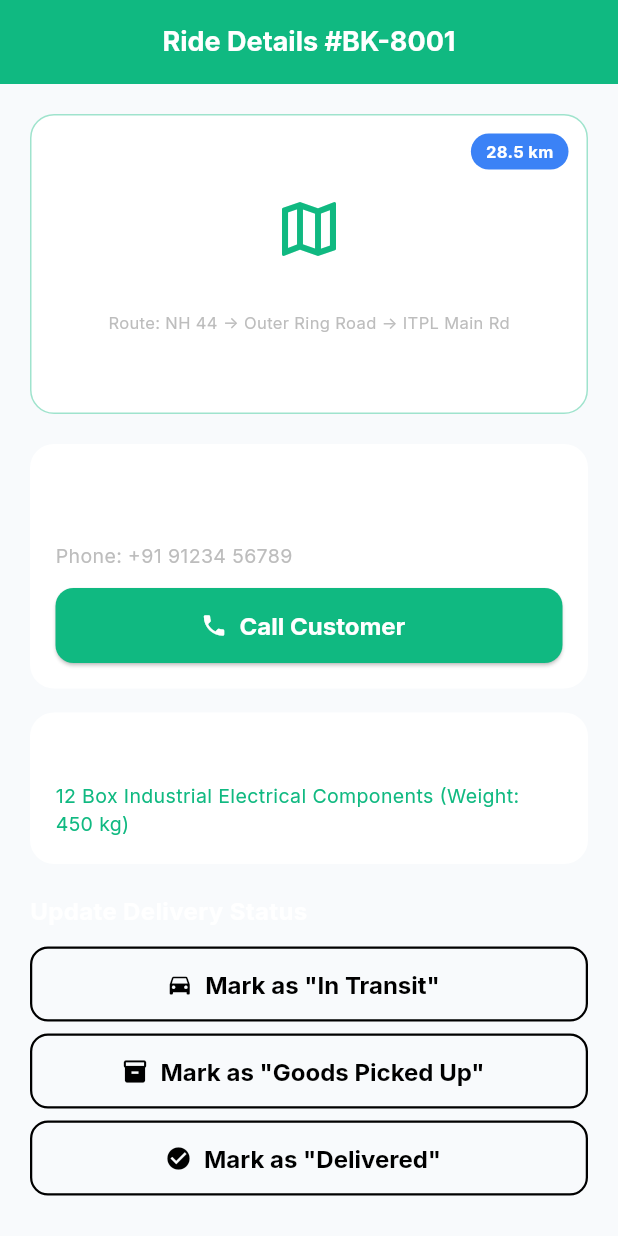
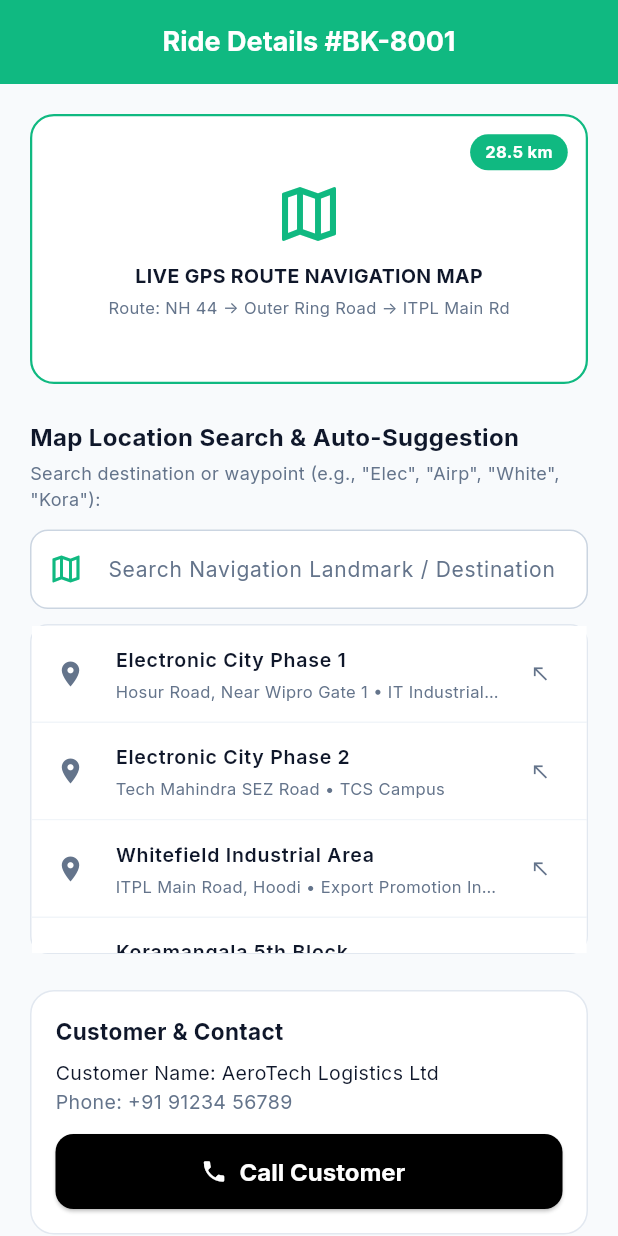
Before and after one commit to Infurnus1234/Infurnus-driver, a Flutter app: the RideDetailsScreen screen opened by its route, on a phone screen of 412 x 824 dp. Run offline on Flutter 3.47's test engine with Material 3 defaults, Android fonts, the phone set to English and light mode, and no system bars; our stand-ins replace go_router, google_fonts; accounts and stored records are empty.

Commit message:
Add Map Location Auto-Suggestion Component and Repository with Unit & Widget tests

```diff
--- /dev/null
+++ b/lib/models/location_model.dart
@@ -0,0 +1,21 @@
+class LocationItem {
+  final String id;
+  final String name;
+  final String address;
+  final String city;
+  final String landmark;
+  final double latitude;
+  final double longitude;
+
+  const LocationItem({
+    required this.id,
+    required this.name,
+    required this.address,
+    required this.city,
+    required this.landmark,
+    required this.latitude,
+    required this.longitude,
+  });
+
+  String get fullAddress => '$name, $address, $city';
+}
--- /dev/null
+++ b/lib/repositories/location_catalog_repository.dart
@@ -0,0 +1,137 @@
+import 'dart:async';
+import '../models/location_model.dart';
+
+class LocationCatalogRepository {
+  static const List<LocationItem> _locations = [
+    LocationItem(
+      id: 'LOC-1',
+      name: 'Electronic City Phase 1',
+      address: 'Hosur Road, Near Wipro Gate 1',
+      city: 'Bangalore',
+      landmark: 'IT Industrial Park',
+      latitude: 12.8452,
+      longitude: 77.6602,
+    ),
+    LocationItem(
+      id: 'LOC-2',
+      name: 'Electronic City Phase 2',
+      address: 'Tech Mahindra SEZ Road',
+      city: 'Bangalore',
+      landmark: 'TCS Campus',
+      latitude: 12.8398,
+      longitude: 77.6782,
+    ),
+    LocationItem(
+      id: 'LOC-3',
+      name: 'Whitefield Industrial Area',
+      address: 'ITPL Main Road, Hoodi',
+      city: 'Bangalore',
+      landmark: 'Export Promotion Industrial Park',
+      latitude: 12.9854,
+      longitude: 77.7289,
+    ),
+    LocationItem(
+      id: 'LOC-4',
+      name: 'Koramangala 5th Block',
+      address: '100ft Intermediate Ring Road',
+      city: 'Bangalore',
+      landmark: 'Jyoti Nivas College Circle',
+      latitude: 12.9348,
+      longitude: 77.6200,
+    ),
+    LocationItem(
+      id: 'LOC-5',
+      name: 'Kempegowda International Airport (BLR)',
+      address: 'KIAL Road, Devanahalli',
+      city: 'Bangalore',
+      landmark: 'Terminal 1 & 2 Cargo Gate',
+      latitude: 13.1986,
+      longitude: 77.7066,
+    ),
+    LocationItem(
+      id: 'LOC-6',
+      name: 'Indiranagar 100ft Road',
+      address: '12th Main Junction, Near Metro',
+      city: 'Bangalore',
+      landmark: 'Indiranagar Metro Station',
+      latitude: 12.9784,
+      longitude: 77.6408,
+    ),
+    LocationItem(
+      id: 'LOC-7',
+      name: 'M.G. Road Metro Station',
+      address: 'Brigade Road Junction',
+      city: 'Bangalore',
+      landmark: 'Utility Building Circle',
+      latitude: 12.9756,
+      longitude: 77.6066,
+    ),
+    LocationItem(
+      id: 'LOC-8',
+      name: 'Peenya Industrial Estate',
+      address: '1st Stage, Tumkur Road',
+      city: 'Bangalore',
+      landmark: 'Peenya Metro Station Hub',
+      latitude: 13.0285,
+      longitude: 77.5197,
+    ),
+    LocationItem(
+      id: 'LOC-9',
+      name: 'Hebbal Flyover Junction',
+      address: 'Bellary Road, Outer Ring Road',
+      city: 'Bangalore',
+      landmark: 'Manyata Tech Park Gate',
+      latitude: 13.0359,
+      longitude: 77.5970,
+    ),
+    LocationItem(
+      id: 'LOC-10',
+      name: 'Silk Board Junction',
+      address: 'Hosur Road & BTM Layout Border',
+      city: 'Bangalore',
+      landmark: 'Central Silk Board Flyover',
+      latitude: 12.9172,
+      longitude: 77.6228,
+    ),
+    LocationItem(
+      id: 'LOC-11',
+      name: 'Yeshwanthpur Railway Station',
+      address: 'Market Road, Yeshwanthpur',
+      city: 'Bangalore',
+      landmark: 'Platform 1 Cargo Gate',
+      latitude: 13.0238,
+      longitude: 77.5510,
+    ),
+    LocationItem(
+      id: 'LOC-12',
+      name: 'Majestic KSR Bengaluru City Station',
+      address: 'Gubbi Thotadappa Road',
+      city: 'Bangalore',
+      landmark: 'KSRTC Bus Stand',
+      latitude: 12.9781,
+      longitude: 77.5697,
+    ),
+  ];
+
+  static List<LocationItem> get allLocations => List.unmodifiable(_locations);
+
+  /// Asynchronous map location search with partial matching & debouncing.
+  Future<List<LocationItem>> searchLocations(String query) async {
+    final cleanQuery = query.trim().toLowerCase();
+
+    // Simulate async map network API query
+    await Future.delayed(const Duration(milliseconds: 150));
+
+    if (cleanQuery.isEmpty) {
+      return _locations;
+    }
+
+    return _locations.where((loc) {
+      final nameMatch = loc.name.toLowerCase().contains(cleanQuery);
+      final addrMatch = loc.address.toLowerCase().contains(cleanQuery);
+      final landmarkMatch = loc.landmark.toLowerCase().contains(cleanQuery);
+      final cityMatch = loc.city.toLowerCase().contains(cleanQuery);
+      return nameMatch || addrMatch || landmarkMatch || cityMatch;
+    }).toList();
+  }
+}
--- a/lib/screens/driver/ride_details_screen.dart
+++ b/lib/screens/driver/ride_details_screen.dart
@@ -1,6 +1,7 @@
 import 'package:flutter/material.dart';
 import 'package:provider/provider.dart';
 import '../../providers/app_state.dart';
+import '../../widgets/location_search_widget.dart';
 import '../../core/theme.dart';
 
 class RideDetailsScreen extends StatelessWidget {
@@ -12,6 +13,7 @@ class RideDetailsScreen extends StatelessWidget {
     final booking = appState.bookings.first;
 
     return Scaffold(
+      backgroundColor: InfurnusTheme.bgWhite,
       appBar: AppBar(title: Text('Ride Details #${booking.id}')),
       body: SafeArea(
         child: SingleChildScrollView(
@@ -21,12 +23,12 @@ class RideDetailsScreen extends StatelessWidget {
             children: [
               // Map View Simulation Container
               Container(
-                height: 200,
+                height: 180,
                 width: double.infinity,
                 decoration: BoxDecoration(
-                  color: InfurnusTheme.primaryDark,
+                  color: Colors.white,
                   borderRadius: BorderRadius.circular(16),
-                  border: Border.all(color: InfurnusTheme.accentOrange.withOpacity(0.4)),
+                  border: Border.all(color: InfurnusTheme.primaryGreen, width: 1.5),
                 ),
                 child: Stack(
                   children: [
@@ -34,16 +36,16 @@ class RideDetailsScreen extends StatelessWidget {
                       child: Column(
                         mainAxisAlignment: MainAxisAlignment.center,
                         children: [
-                          const Icon(Icons.map_outlined, size: 48, color: InfurnusTheme.accentOrange),
+                          const Icon(Icons.map_outlined, size: 48, color: InfurnusTheme.primaryGreen),
                           const SizedBox(height: 8),
                           const Text(
                             'LIVE GPS ROUTE NAVIGATION MAP',
-                            style: TextStyle(color: Colors.white, fontWeight: FontWeight.bold, fontSize: 13),
+                            style: TextStyle(color: InfurnusTheme.textDark, fontWeight: FontWeight.bold, fontSize: 13),
                           ),
                           const SizedBox(height: 4),
                           Text(
                             'Route: ${booking.routeDetails ?? "NH 44 -> Outer Ring Road"}',
-                            style: TextStyle(color: Colors.grey.shade400, fontSize: 11),
+                            style: const TextStyle(color: InfurnusTheme.textMuted, fontSize: 11),
                           ),
                         ],
                       ),
@@ -54,7 +56,7 @@ class RideDetailsScreen extends StatelessWidget {
                       child: Container(
                         padding: const EdgeInsets.symmetric(horizontal: 10, vertical: 4),
                         decoration: BoxDecoration(
-                          color: InfurnusTheme.infoBlue,
+                          color: InfurnusTheme.primaryGreen,
                           borderRadius: BorderRadius.circular(12),
                         ),
                         child: Text(
@@ -66,29 +68,54 @@ class RideDetailsScreen extends StatelessWidget {
                   ],
                 ),
               ),
-              const SizedBox(height: 20),
+              const SizedBox(height: 24),
 
-              // Customer & Pickup Details
+              // Map Location Auto-Suggestion Component
+              const Text(
+                'Map Location Search & Auto-Suggestion',
+                style: TextStyle(color: InfurnusTheme.textDark, fontSize: 16, fontWeight: FontWeight.bold),
+              ),
+              const SizedBox(height: 4),
+              const Text(
+                'Search destination or waypoint (e.g., "Elec", "Airp", "White", "Kora"):',
+                style: TextStyle(color: InfurnusTheme.textMuted, fontSize: 12),
+              ),
+              const SizedBox(height: 12),
+
+              LocationSearchWidget(
+                label: 'Search Navigation Landmark / Destination',
+                onLocationSelected: (location) {
+                  ScaffoldMessenger.of(context).showSnackBar(
+                    SnackBar(content: Text('Selected route destination: ${location.name}')),
+                  );
+                },
+              ),
+              const SizedBox(height: 24),
+
+              // Customer & Contact Details
               Container(
                 padding: const EdgeInsets.all(16),
                 decoration: BoxDecoration(
-                  color: InfurnusTheme.primaryDark,
+                  color: Colors.white,
                   borderRadius: BorderRadius.circular(16),
-                  border: Border.all(color: Colors.white12),
+                  border: Border.all(color: const Color(0xFFE2E8F0)),
                 ),
                 child: Column(
                   crossAxisAlignment: CrossAxisAlignment.start,
                   children: [
                     const Text(
                       'Customer & Contact',
-                      style: TextStyle(color: Colors.white, fontWeight: FontWeight.bold, fontSize: 15),
+                      style: TextStyle(color: InfurnusTheme.textDark, fontWeight: FontWeight.bold, fontSize: 15),
                     ),
                     const SizedBox(height: 8),
-                    Text('Customer Name: ${booking.customerName}', style: const TextStyle(color: Colors.white, fontSize: 13)),
-                    Text('Phone: ${booking.customerPhone}', style: TextStyle(color: Colors.grey.shade400, fontSize: 13)),
+                    Text('Customer Name: ${booking.customerName}', style: const TextStyle(color: InfurnusTheme.textDark, fontSize: 13)),
+                    Text('Phone: ${booking.customerPhone}', style: const TextStyle(color: InfurnusTheme.textMuted, fontSize: 13)),
                     const SizedBox(height: 12),
                     ElevatedButton.icon(
-                      style: ElevatedButton.styleFrom(backgroundColor: InfurnusTheme.successGreen),
+                      style: ElevatedButton.styleFrom(
+                        backgroundColor: InfurnusTheme.buttonBlack, // BLACK BUTTON
+                        foregroundColor: Colors.white,
+                      ),
                       onPressed: () {
                         ScaffoldMessenger.of(context).showSnackBar(
                           SnackBar(content: Text('Calling customer ${booking.customerPhone}')),
@@ -102,24 +129,24 @@ class RideDetailsScreen extends StatelessWidget {
               ),
               const SizedBox(height: 16),
 
-              // Goods & Cargo Details (Requirement Section 8)
+              // Goods & Cargo Details
               if (booking.goodsDescription != null) ...[
                 Container(
                   padding: const EdgeInsets.all(16),
                   decoration: BoxDecoration(
-                    color: InfurnusTheme.primaryDark,
+                    color: Colors.white,
                     borderRadius: BorderRadius.circular(16),
-                    border: Border.all(color: Colors.white12),
+                    border: Border.all(color: const Color(0xFFE2E8F0)),
                   ),
                   child: Column(
                     crossAxisAlignment: CrossAxisAlignment.start,
                     children: [
                       const Text(
                         'Goods & Cargo Information',
-                        style: TextStyle(color: Colors.white, fontWeight: FontWeight.bold, fontSize: 15),
+                        style: TextStyle(color: InfurnusTheme.textDark, fontWeight: FontWeight.bold, fontSize: 15),
                       ),
                       const SizedBox(height: 8),
-                      Text(booking.goodsDescription!, style: const TextStyle(color: InfurnusTheme.accentOrange, fontSize: 13)),
+                      Text(booking.goodsDescription!, style: const TextStyle(color: InfurnusTheme.primaryGreen, fontWeight: FontWeight.bold, fontSize: 13)),
                     ],
                   ),
                 ),
@@ -129,7 +156,7 @@ class RideDetailsScreen extends StatelessWidget {
               // Logistics Delivery Status Controller
               const Text(
                 'Update Delivery Status',
-                style: TextStyle(color: Colors.white, fontWeight: FontWeight.bold, fontSize: 16),
+                style: TextStyle(color: InfurnusTheme.textDark, fontWeight: FontWeight.bold, fontSize: 16),
               ),
               const SizedBox(height: 12),
 
@@ -153,6 +180,10 @@ class RideDetailsScreen extends StatelessWidget {
     return SizedBox(
       width: double.infinity,
       child: OutlinedButton.icon(
+        style: OutlinedButton.styleFrom(
+          foregroundColor: InfurnusTheme.buttonBlack,
+          side: const BorderSide(color: InfurnusTheme.buttonBlack),
+        ),
         onPressed: () {
           appState.updateBookingStatus(id, statusLabel);
           ScaffoldMessenger.of(context).showSnackBar(
--- /dev/null
+++ b/lib/widgets/location_search_widget.dart
@@ -0,0 +1,223 @@
+import 'dart:async';
+import 'package:flutter/material.dart';
+import '../models/location_model.dart';
+import '../repositories/location_catalog_repository.dart';
+import '../core/theme.dart';
+
+class LocationSearchWidget extends StatefulWidget {
+  final String label;
+  final String hint;
+  final LocationItem? initialLocation;
+  final ValueChanged<LocationItem> onLocationSelected;
+
+  const LocationSearchWidget({
+    super.key,
+    this.label = 'Search Map Location / Address',
+    this.hint = 'Type place name, area, or landmark...',
+    this.initialLocation,
+    required this.onLocationSelected,
+  });
+
+  @override
+  State<LocationSearchWidget> createState() => _LocationSearchWidgetState();
+}
+
+class _LocationSearchWidgetState extends State<LocationSearchWidget> {
+  final _searchController = TextEditingController();
+  final _repository = LocationCatalogRepository();
+  Timer? _debounceTimer;
+
+  List<LocationItem> _suggestions = [];
+  bool _isLoading = false;
+  LocationItem? _selectedLocation;
+
+  @override
+  void initState() {
+    super.initState();
+    _selectedLocation = widget.initialLocation;
+    _performSearch('');
+  }
+
+  @override
+  void dispose() {
+    _searchController.dispose();
+    _debounceTimer?.cancel();
+    super.dispose();
+  }
+
+  void _onSearchChanged(String query) {
+    if (_debounceTimer?.isActive ?? false) _debounceTimer!.cancel();
+
+    setState(() => _isLoading = true);
+
+    _debounceTimer = Timer(const Duration(milliseconds: 250), () {
+      _performSearch(query);
+    });
+  }
+
+  Future<void> _performSearch(String query) async {
+    final results = await _repository.searchLocations(query);
+    if (mounted) {
+      setState(() {
+        _suggestions = results;
+        _isLoading = false;
+      });
+    }
+  }
+
+  @override
+  Widget build(BuildContext context) {
+    return Column(
+      crossAxisAlignment: CrossAxisAlignment.start,
+      children: [
+        // Selected Location Card
+        if (_selectedLocation != null) ...[
+          Container(
+            padding: const EdgeInsets.all(14),
+            decoration: BoxDecoration(
+              color: InfurnusTheme.greenLight,
+              borderRadius: BorderRadius.circular(14),
+              border: Border.all(color: InfurnusTheme.primaryGreen, width: 1.5),
+            ),
+            child: Row(
+              children: [
+                const Icon(Icons.location_on, color: InfurnusTheme.primaryGreen, size: 26),
+                const SizedBox(width: 12),
+                Expanded(
+                  child: Column(
+                    crossAxisAlignment: CrossAxisAlignment.start,
+                    children: [
+                      Text(
+                        _selectedLocation!.name,
+                        style: const TextStyle(
+                          color: InfurnusTheme.textDark,
+                          fontWeight: FontWeight.bold,
+                          fontSize: 15,
+                        ),
+                      ),
+                      const SizedBox(height: 2),
+                      Text(
+                        '${_selectedLocation!.address} (${_selectedLocation!.landmark})',
+                        style: const TextStyle(color: InfurnusTheme.textMuted, fontSize: 12),
+                      ),
+                    ],
+                  ),
+                ),
+                IconButton(
+                  icon: const Icon(Icons.close, color: InfurnusTheme.textMuted, size: 20),
+                  onPressed: () {
+                    setState(() {
+                      _selectedLocation = null;
+                      _searchController.clear();
+                      _performSearch('');
+                    });
+                  },
+                ),
+              ],
+            ),
+          ),
+          const SizedBox(height: 12),
+        ],
+
+        // Location Search TextField
+        TextField(
+          controller: _searchController,
+          onChanged: _onSearchChanged,
+          style: const TextStyle(color: InfurnusTheme.textDark),
+          decoration: InputDecoration(
+            labelText: widget.label,
+            hintText: widget.hint,
+            prefixIcon: const Icon(Icons.map_outlined, color: InfurnusTheme.primaryGreen),
+            suffixIcon: _searchController.text.isNotEmpty
+                ? IconButton(
+                    icon: const Icon(Icons.clear, color: InfurnusTheme.textMuted),
+                    onPressed: () {
+                      _searchController.clear();
+                      _onSearchChanged('');
+                    },
+                  )
+                : (_isLoading
+                    ? const Padding(
+                        padding: EdgeInsets.all(12.0),
+                        child: SizedBox(
+                          width: 18,
+                          height: 18,
+                          child: CircularProgressIndicator(strokeWidth: 2, color: InfurnusTheme.primaryGreen),
+                        ),
+                      )
+                    : null),
+          ),
+        ),
+        const SizedBox(height: 10),
+
+        // Live Auto-Suggestions Box
+        ConstrainedBox(
+          constraints: const BoxConstraints(maxHeight: 220),
+          child: Container(
+            decoration: BoxDecoration(
+              color: Colors.white,
+              borderRadius: BorderRadius.circular(12),
+              border: Border.all(color: const Color(0xFFE2E8F0)),
+            ),
+            child: _suggestions.isEmpty && !_isLoading
+                ? Padding(
+                    padding: const EdgeInsets.all(16.0),
+                    child: Center(
+                      child: Text(
+                        _searchController.text.isEmpty
+                            ? 'Type location name or area for suggestions'
+                            : 'No map location suggestions found for "${_searchController.text}"',
+                        style: const TextStyle(color: InfurnusTheme.textMuted, fontSize: 12),
+                      ),
+                    ),
+                  )
+                : ListView.separated(
+                    shrinkWrap: true,
+                    itemCount: _suggestions.length,
+                    separatorBuilder: (_, __) => const Divider(height: 1, color: Color(0xFFF1F5F9)),
+                    itemBuilder: (context, index) {
+                      final item = _suggestions[index];
+                      final isSelected = _selectedLocation?.id == item.id;
+
+                      return Material(
+                        color: isSelected ? InfurnusTheme.greenLight : Colors.white,
+                        child: ListTile(
+                          dense: true,
+                          leading: Icon(
+                            Icons.place,
+                            color: isSelected ? InfurnusTheme.primaryGreen : InfurnusTheme.textMuted,
+                            size: 20,
+                          ),
+                          title: Text(
+                            item.name,
+                            style: TextStyle(
+                              color: InfurnusTheme.textDark,
+                              fontWeight: isSelected ? FontWeight.bold : FontWeight.w600,
+                              fontSize: 13,
+                            ),
+                          ),
+                          subtitle: Text(
+                            '${item.address} • ${item.landmark}',
+                            style: const TextStyle(color: InfurnusTheme.textMuted, fontSize: 11),
+                            maxLines: 1,
+                            overflow: TextOverflow.ellipsis,
+                          ),
+                          trailing: isSelected
+                              ? const Icon(Icons.check_circle, color: InfurnusTheme.primaryGreen, size: 18)
+                              : const Icon(Icons.north_west, color: InfurnusTheme.textMuted, size: 14),
+                          onTap: () {
+                            setState(() {
+                              _selectedLocation = item;
+                            });
+                            widget.onLocationSelected(item);
+                          },
+                        ),
+                      );
+                    },
+                  ),
+          ),
+        ),
+      ],
+    );
+  }
+}
```
Also changed, not shown: 1 other file.
